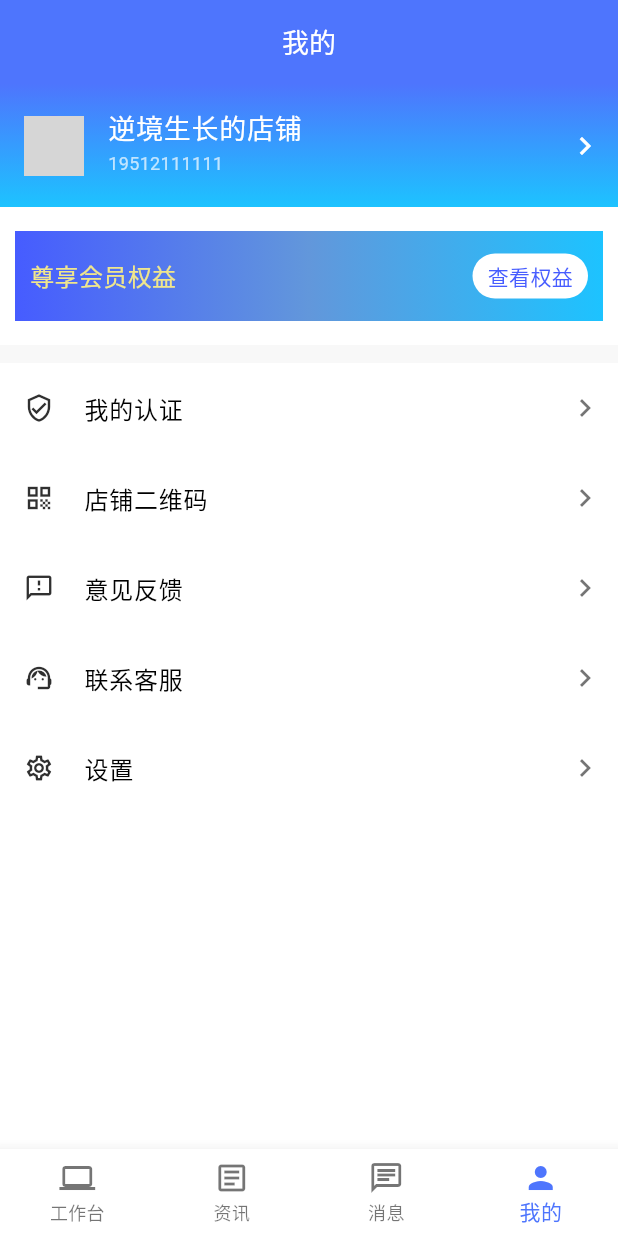
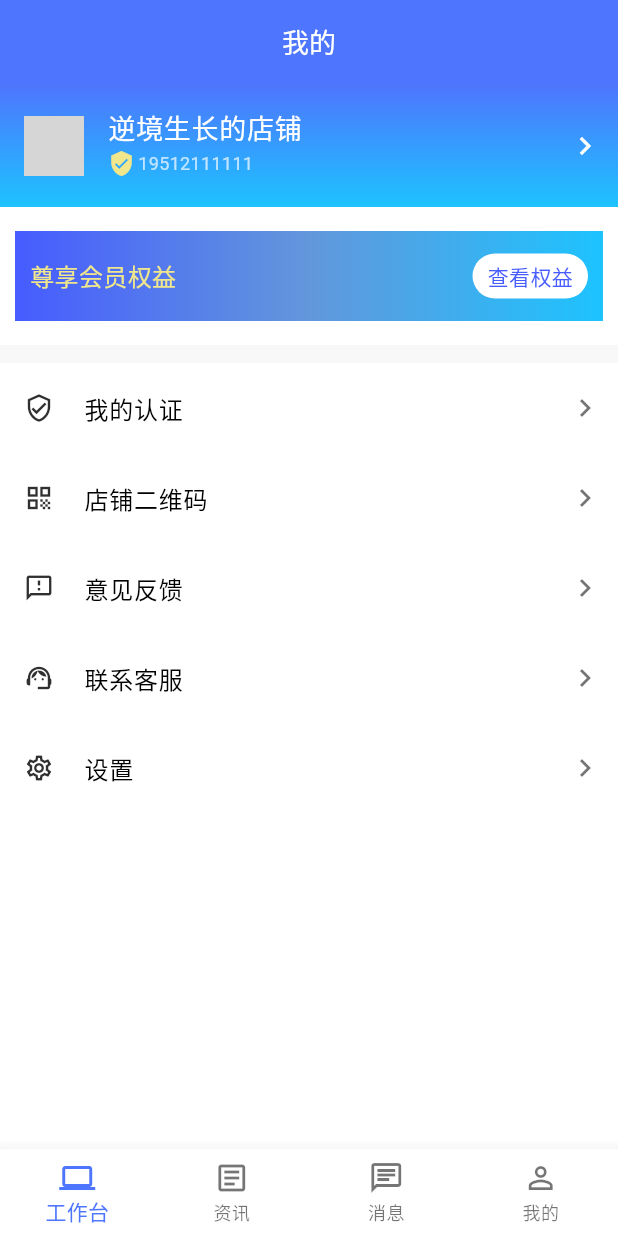
Before and after one commit to guo-yonghang/wrdealer, a Flutter app: the screen it shows after launch, swiped to page 4, on a phone screen of 412 x 824 dp. Run offline on Flutter 3.47's test engine with Material 3 defaults, Android fonts, the phone set to English and light mode, and no system bars; our stand-ins replace get, shared_preferences; missing offline and left inert: bruno; network calls fail; grey boxes are pictures that could not be loaded.

Commit message:
feat(getxstoredemo)

```diff
--- a/lib/pages/index/admin/admin_view.dart
+++ b/lib/pages/index/admin/admin_view.dart
@@ -20,15 +20,12 @@ class AdminView extends GetView<AdminController> {
       body: ListView(
         children: [
           Container(
-            //渐变linear-gradient(0deg, #709ae0, #465cff)
             decoration: const BoxDecoration(
               gradient: LinearGradient(
                 begin: Alignment.topCenter,
                 end: Alignment.bottomCenter,
                 colors: [
                   Color(0xff4e75fd),
-                  // Color(0xff465cff),
-                  // Color(0xff6297db),
                   Color(0xff1dc3ff),
                 ],
               ),
@@ -45,23 +42,20 @@ class AdminView extends GetView<AdminController> {
                 overflow: TextOverflow.ellipsis,
                 style: TextStyle(fontSize: 18, color: Colors.white),
               ),
-              subtitle: const Text(
-                '19512111111',
-                style: TextStyle(fontSize: 12, color: Colors.white70),
+              subtitle: const Row(
+                children: [
+                  Icon(Icons.verified_user, color: Color(0xfff0e68c), size: 18),
+                  SizedBox(width: 2),
+                  Text(
+                    '19512111111',
+                    style: TextStyle(fontSize: 12, color: Colors.white70),
+                  ),
+                ],
               ),
               trailing: const Icon(
                 Icons.keyboard_arrow_right,
                 color: Colors.white,
               ),
-              // trailing: BrnTagCustom(
-              //   tagText: '已认证',
-              //   backgroundColor: Color(0xffdda765),
-              //   textPadding: const EdgeInsets.fromLTRB(8, 5, 8, 5),
-              //   tagBorderRadius: const BorderRadius.only(
-              //     bottomLeft: Radius.circular(10),
-              //     topLeft: Radius.circular(10),
-              //   ),
-              // ),
             ),
           ),
           Container(
--- a/lib/pages/index/chat/chat_controller.dart
+++ b/lib/pages/index/chat/chat_controller.dart
@@ -45,7 +45,7 @@ class ChatController extends GetxController {
       list.clear();
     }
     await Future.delayed(const Duration(seconds: 1));
-    List newList = List.generate(10, (index) {
+    List newList = List.generate(15, (index) {
       return {
         "avatar": "https://fastly.jsdelivr.net/npm/@vant/assets/sand.jpeg",
         "name": "User Friend $index",
--- a/lib/pages/index/index_binding.dart
+++ b/lib/pages/index/index_binding.dart
@@ -4,8 +4,7 @@ import './shop/shop_controller.dart';
 import './news/news_controller.dart';
 import './chat/chat_controller.dart';
 import './admin/admin_controller.dart';
-// import '../../store/chat.dart';
-// import '../../store/user.dart';
+import '../../store/global.dart';
 
 class IndexBinding extends Bindings {
   @override
@@ -15,7 +14,6 @@ class IndexBinding extends Bindings {
     Get.lazyPut<NewsController>(() => NewsController());
     Get.lazyPut<ChatController>(() => ChatController());
     Get.lazyPut<AdminController>(() => AdminController());
-    // Get.lazyPut<ChatStoreController>(() => ChatStoreController());
-    // Get.lazyPut<UserStoreController>(() => UserStoreController());
+    Get.lazyPut<GlobalController>(() => GlobalController());
   }
 }
--- a/lib/pages/index/index_controller.dart
+++ b/lib/pages/index/index_controller.dart
@@ -7,8 +7,8 @@ import './admin/admin_view.dart';
 // import '../../service/storage.dart';
 
 class IndexController extends GetxController {
-  final RxInt tabIndex = 3.obs;
-  PageController pageController = PageController(initialPage: 3);
+  final RxInt tabIndex = 0.obs;
+  PageController pageController = PageController(initialPage: 0);
   final List<Widget> tabbars = [
     const ShopView(),
     const NewsView(),
--- a/lib/pages/index/shop/shop_controller.dart
+++ b/lib/pages/index/shop/shop_controller.dart
@@ -1,5 +1,6 @@
 import 'package:get/get.dart';
 import '../../../common/staticData.dart';
+import '../../../store/global.dart';
 
 class ShopController extends GetxController {
   final RxInt index = 0.obs;
@@ -29,6 +30,8 @@ class ShopController extends GetxController {
     },
   ].obs;
 
+  final globalStore = Get.put(GlobalController());
+
   @override
   void onInit() {
     super.onInit();
--- /dev/null
+++ b/lib/pages/myself/infomation/infomation_binding.dart
@@ -0,0 +1,9 @@
+import 'package:get/get.dart';
+import 'infomation_controller.dart';
+
+class MyselfInfomationBinding extends Bindings {
+  @override
+  void dependencies() {
+    Get.lazyPut<MyselfInfomationController>(() => MyselfInfomationController());
+  }
+}
--- /dev/null
+++ b/lib/pages/myself/qrcode/qrcode_binding.dart
@@ -0,0 +1,9 @@
+import 'package:get/get.dart';
+import './qrcode_controller.dart';
+
+class MyselfQrcodeBinding extends Bindings {
+  @override
+  void dependencies() {
+    Get.lazyPut<MyselfQrcodeController>(() => MyselfQrcodeController());
+  }
+}
--- a/lib/routes/app_pages.dart
+++ b/lib/routes/app_pages.dart
@@ -4,6 +4,12 @@ import '../pages/index/index_view.dart';
 import '../pages/index/index_binding.dart';
 import '../pages/login/login_view.dart';
 import '../pages/login/login_binding.dart';
+
+//我的模块
+import '../pages/myself/infomation/infomation_view.dart';
+import '../pages/myself/infomation/infomation_binding.dart';
+import '../pages/myself/qrcode/qrcode_view.dart';
+import '../pages/myself/qrcode/qrcode_binding.dart';
 
 part 'app_routes.dart';
 
@@ -23,6 +29,16 @@ class AppPages {
       name: _Paths.Login,
       page: () => const LoginView(),
       binding: LoginBinding(),
+    ),
+    GetPage(
+      name: _Paths.MyselfInfomation,
+      page: () => const MyselfInfomationView(),
+      binding: MyselfInfomationBinding(),
+    ),
+    GetPage(
+      name: _Paths.MyselfQrcode,
+      page: () => const MyselfQrcodeView(),
+      binding: MyselfQrcodeBinding(),
     )
   ];
 }
--- a/lib/routes/app_routes.dart
+++ b/lib/routes/app_routes.dart
@@ -9,4 +9,6 @@ abstract class _Paths {
   _Paths._();
   static const Index = '/';
   static const Login = '/login';
+  static const MyselfInfomation = '/myself-infomation';
+  static const MyselfQrcode = '/myself-qrcode';
 }
```
Also changed, not shown: lib/pages/index/chart/chart_controller.dart (deleted, +0 -34 lines), lib/pages/index/chart/chart_view.dart (deleted, +0 -14 lines), lib/pages/index/shop/shop_view.dart (+4 -4 lines), lib/pages/myself/infomation/infomation_controller.dart (added, +13 -0 lines), lib/pages/myself/infomation/infomation_view.dart (added, +22 -0 lines), lib/pages/myself/qrcode/qrcode_controller.dart (added, +13 -0 lines), lib/pages/myself/qrcode/qrcode_view.dart (added, +22 -0 lines), lib/store/global.dart (added, +13 -0 lines), 4 other files.
